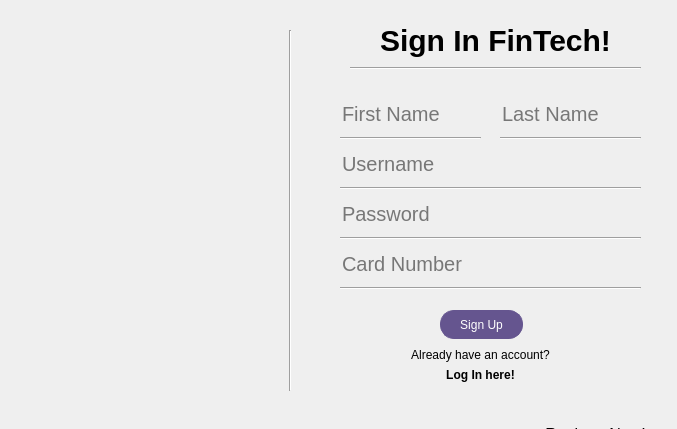
This is FinTech/dialog.ui in codingburgas/finance-challenge-fintech as Qt 5 draws it before an edit. The edited form follows.
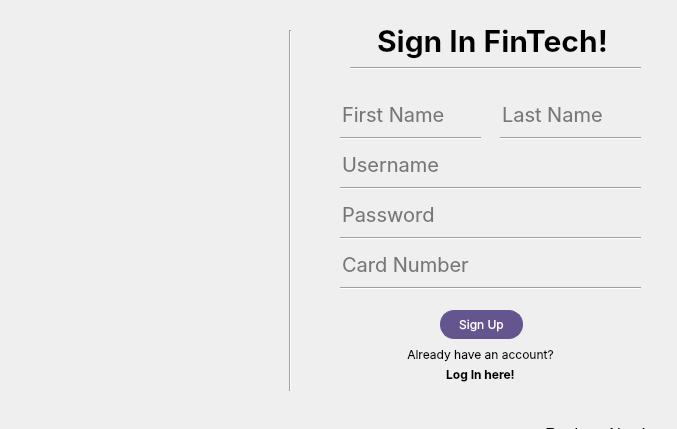
This is the edited form. Icons and pictures are not drawn.

Diff of the .ui file:
```diff
--- a/FinTech/dialog.ui
+++ b/FinTech/dialog.ui
@@ -25,7 +25,8 @@
    <property name="styleSheet">
     <string notr="true">background: transparent;
 border: none;
-font-size: 20px;</string>
+font-size: 20px;
+font-family:inter;</string>
    </property>
    <property name="placeholderText">
     <string>First Name</string>
@@ -61,7 +62,8 @@
     border-radius: 14px;              
     border: 1px solid #65558F;         
     background-color: #65558F;   
-    color: white;                     
+    color: white;                 
+	font-family:inter;    
 }
 
 QPushButton:checked {
@@ -111,21 +113,23 @@
   <widget class="QLabel" name="label">
    <property name="geometry">
     <rect>
-     <x>380</x>
+     <x>377</x>
      <y>20</y>
-     <width>231</width>
+     <width>241</width>
      <height>41</height>
     </rect>
    </property>
    <property name="font">
     <font>
+     <family>inter</family>
      <pointsize>-1</pointsize>
      <bold>true</bold>
     </font>
    </property>
    <property name="styleSheet">
     <string notr="true">font-size: 30px;
-color: black;</string>
+color: black;
+font-family:inter;</string>
    </property>
    <property name="text">
     <string>Sign In FinTech!</string>
@@ -186,7 +190,7 @@
     <string notr="true">background: transparent;
 border: none;
 font-size: 20px;
-</string>
+font-family:inter;</string>
    </property>
    <property name="text">
     <string/>
@@ -207,7 +211,8 @@
    <property name="styleSheet">
     <string notr="true">background: transparent;
 border: none;
-font-size: 20px;</string>
+font-size: 20px;
+font-family:inter;</string>
    </property>
    <property name="placeholderText">
     <string>Last Name</string>
@@ -239,7 +244,7 @@
     <string notr="true">background: transparent;
 border: none;
 font-size: 20px;
-</string>
+font-family:inter;</string>
    </property>
    <property name="text">
     <string/>
@@ -274,7 +279,7 @@
     <string notr="true">background: transparent;
 border: none;
 font-size: 20px;
-</string>
+font-family:inter;</string>
    </property>
    <property name="text">
     <string/>
@@ -307,6 +312,7 @@
    </property>
    <property name="font">
     <font>
+     <family>inter</family>
      <pointsize>-1</pointsize>
     </font>
    </property>
@@ -318,7 +324,8 @@
 border: none;
 font-size: 12px;
 color: black;
-</string>
+
+font-family:inter;</string>
    </property>
    <property name="text">
     <string>Already have an account?</string>
@@ -369,6 +376,7 @@
    </property>
    <property name="font">
     <font>
+     <family>inter</family>
      <pointsize>-1</pointsize>
      <bold>true</bold>
     </font>
@@ -382,7 +390,7 @@
 font-size: 12px;
 color: black;
  font-weight: bold;
-</string>
+font-family:inter;</string>
    </property>
    <property name="text">
     <string>Log In here!</string>
```
